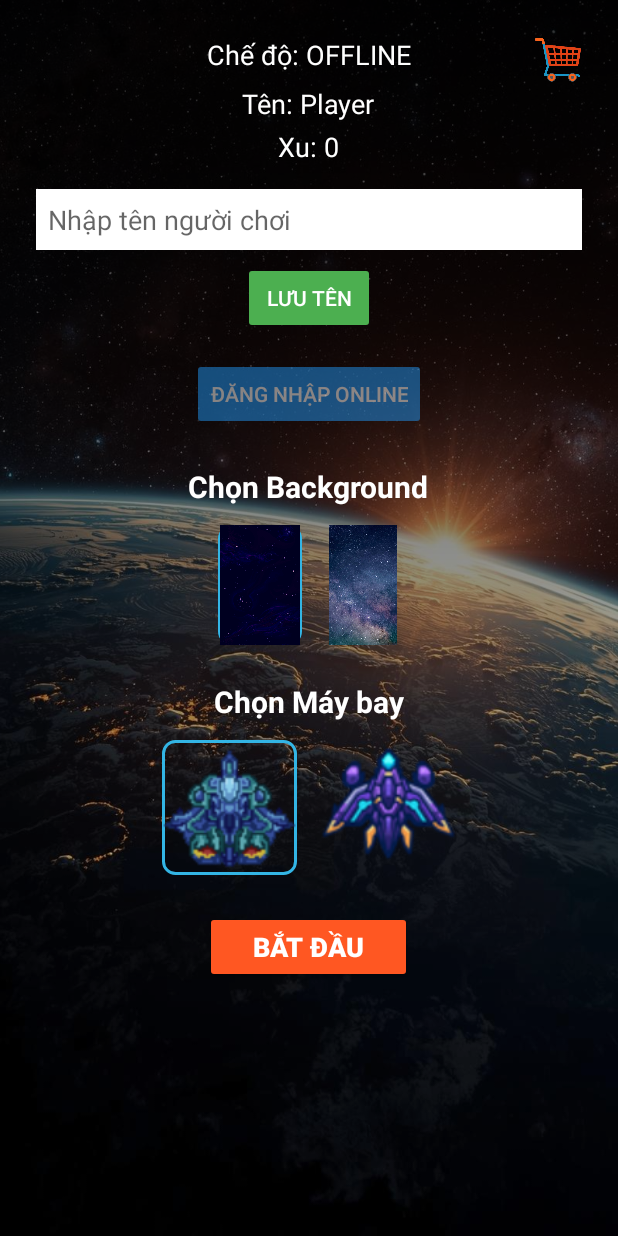
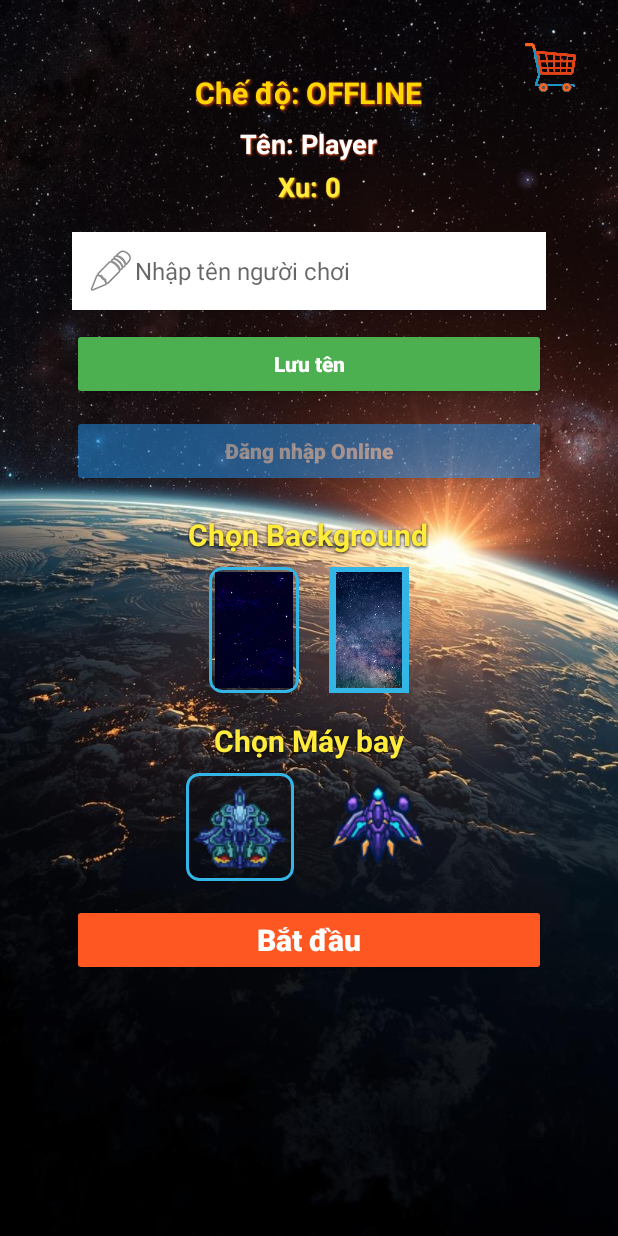
Before and after one commit to nguyenvu0101/ChickenShooter, an Android app built with Jetpack Compose: the StartMenuActivity screen opened directly, with no data from a screen before it, on a phone screen of 412 x 824 dp. Run offline under Robolectric (Android 15) with nearby library versions, the phone set to English and light mode, and no system bars; our stand-ins replace Firebase (no records; nobody signed in at launch, a user with empty details on screens opened directly).

Commit message:
fix bullet boss

```diff
--- a/app/build.gradle.kts
+++ b/app/build.gradle.kts
@@ -64,4 +64,5 @@ dependencies {
     implementation(platform("com.google.firebase:firebase-bom:33.2.0"))
     implementation("com.google.firebase:firebase-auth-ktx")
     implementation("com.google.firebase:firebase-database-ktx")
+    implementation("com.google.android.material:material:1.11.0")
 }
--- a/app/src/main/java/com/example/chickenshooter/BossChicken.kt
+++ b/app/src/main/java/com/example/chickenshooter/BossChicken.kt
@@ -63,7 +63,9 @@ class BossChicken(
                     y + bitmap.height,
                     eggBitmap,
                     speed = 15f,
-                    angleDegree = angle
+                    angleDegree = angle,
+                    screenHeight = this.screenHeight,
+                    screenWidth = this.screenWidth
                 )
             )
         }
--- a/app/src/main/java/com/example/chickenshooter/Egg.kt
+++ b/app/src/main/java/com/example/chickenshooter/Egg.kt
@@ -11,9 +11,10 @@ class Egg(
     y: Int,
     bitmap: Bitmap,
     private val speed: Float = 15f,
-    private val angleDegree: Float = 90f // 90 độ là rơi thẳng xuống
+    private val angleDegree: Float = 90f, // 90 độ là rơi thẳng xuống
+    private val screenHeight: Int,
+    private val screenWidth: Int
 ) : GameObject(x, y, bitmap) {
-    var isOutOfScreen = false
 
     // Chuyển đổi sang radian để dùng sin/cos
     private val angleRad = angleDegree * (PI / 180f)
@@ -23,9 +24,8 @@ class Egg(
     override fun update() {
         x += dx.toInt()
         y += dy.toInt()
-        // Nếu ra ngoài màn hình
-        if (y > 1920 || x < -bitmap.width || x > 1080 + bitmap.width) {
-            isOutOfScreen = true
-        }
     }
+
+    val isOutOfScreen: Boolean
+        get() = y > screenHeight || x < -bitmap.width || x > screenWidth + bitmap.width
 }
--- a/app/src/main/java/com/example/chickenshooter/Level1.kt
+++ b/app/src/main/java/com/example/chickenshooter/Level1.kt
@@ -285,25 +285,26 @@ class Level1(
         swarms.forEach { it.chickens.forEach { ch -> ch.projectiles.removeAll(hitProjectiles) } }
 
         // Bullet - Chicken Projectiles collision (optional: bullets có thể phá được projectiles)
-        val destroyedProjectiles = mutableListOf<ChickenProjectile>()
-        val usedBulletsForProjectiles = mutableListOf<Bullet>()
-
-        chickens.forEach { chicken ->
-            chicken.projectiles.forEach { projectile ->
-                bullets.forEach { bullet ->
-                    if (CollisionUtils.isColliding(projectile.getRect(), bullet.getRect())) {
-                        destroyedProjectiles.add(projectile)
-                        usedBulletsForProjectiles.add(bullet)
-                    }
-                }
-            }
-        }
-
-        // Remove destroyed projectiles and used bullets
-        chickens.forEach { chicken ->
-            chicken.projectiles.removeAll(destroyedProjectiles)
-        }
-        bullets.removeAll(usedBulletsForProjectiles)
+        // Đạn của player và của gà va chạm vào nhau
+//        val destroyedProjectiles = mutableListOf<ChickenProjectile>()
+//        val usedBulletsForProjectiles = mutableListOf<Bullet>()
+//
+//        chickens.forEach { chicken ->
+//            chicken.projectiles.forEach { projectile ->
+//                bullets.forEach { bullet ->
+//                    if (CollisionUtils.isColliding(projectile.getRect(), bullet.getRect())) {
+//                        destroyedProjectiles.add(projectile)
+//                        usedBulletsForProjectiles.add(bullet)
+//                    }
+//                }
+//            }
+//        }
+//
+//        // Remove destroyed projectiles and used bullets
+//        chickens.forEach { chicken ->
+//            chicken.projectiles.removeAll(destroyedProjectiles)
+//        }
+//        bullets.removeAll(usedBulletsForProjectiles)
 
         // Player - Item collection
         val collectedItems = items.filter { CollisionUtils.isColliding(it.getRect(), player.getRect()) }
--- a/app/src/main/res/layout/activity_start_menu.xml
+++ b/app/src/main/res/layout/activity_start_menu.xml
@@ -11,11 +11,6 @@
         android:scaleType="centerCrop"
         android:src="@drawable/menu_bg_v3" />
 
-    <!-- Overlay gradient -->
-    <View
-        android:layout_width="match_parent"
-        android:layout_height="match_parent"
-        android:background="@drawable/overlay_gradient" />
 
     <!-- Nội dung chính -->
     <ScrollView
@@ -28,7 +23,10 @@
             android:layout_height="wrap_content"
             android:gravity="center_horizontal"
             android:orientation="vertical"
-            android:padding="24dp">
+            android:padding="28dp"
+            android:layout_margin="20dp"
+            android:elevation="8dp"
+            android:clipToPadding="false">
 
             <!-- Thông tin chế độ / tên / xu -->
             <TextView
@@ -37,8 +35,13 @@
                 android:layout_height="wrap_content"
                 android:layout_marginBottom="8dp"
                 android:text="Chế độ: OFFLINE"
-                android:textColor="@android:color/white"
-                android:textSize="18sp" />
+                android:textColor="#FFD700"
+                android:textSize="20sp"
+                android:textStyle="bold"
+                android:shadowColor="#FF5722"
+                android:shadowDx="1"
+                android:shadowDy="1"
+                android:shadowRadius="2"/>
 
             <TextView
                 android:id="@+id/tvPlayerName"
@@ -47,95 +50,132 @@
                 android:layout_marginBottom="4dp"
                 android:text="Tên: Player"
                 android:textColor="@android:color/white"
-                android:textSize="18sp" />
+                android:textSize="18sp"
+                android:textStyle="bold"
+                android:shadowColor="#FF5722"
+                android:shadowDx="0.5"
+                android:shadowDy="0.5"
+                android:shadowRadius="1"/>
 
             <TextView
                 android:id="@+id/tvCoins"
                 android:layout_width="wrap_content"
                 android:layout_height="wrap_content"
-                android:layout_marginBottom="16dp"
+                android:layout_marginBottom="18dp"
                 android:text="Xu: 0"
-                android:textColor="@android:color/white"
-                android:textSize="18sp" />
+                android:textColor="#FFEB3B"
+                android:textSize="18sp"
+                android:textStyle="bold"
+                android:shadowColor="#FF9800"
+                android:shadowDx="1"
+                android:shadowDy="1"
+                android:shadowRadius="1"/>
 
             <!-- Nhập tên -->
             <EditText
                 android:id="@+id/etName"
                 android:layout_width="match_parent"
                 android:layout_height="wrap_content"
-                android:layout_marginBottom="8dp"
+                android:layout_marginBottom="12dp"
                 android:background="@android:color/white"
                 android:hint="Nhập tên người chơi"
-                android:padding="8dp" />
+                android:textColor="#222"
+                android:textSize="16sp"
+                android:padding="10dp"
+                android:elevation="2dp"
+                android:drawableLeft="@android:drawable/ic_menu_edit"/>
 
             <Button
                 android:id="@+id/btnSaveName"
-                android:layout_width="wrap_content"
+                android:layout_width="match_parent"
                 android:layout_height="wrap_content"
-                android:layout_marginBottom="16dp"
+                android:layout_marginBottom="10dp"
                 android:backgroundTint="#4CAF50"
                 android:text="Lưu tên"
-                android:textColor="@android:color/white" />
+                android:textColor="@android:color/white"
+                android:textStyle="bold"
+                android:textAllCaps="false"
+                android:elevation="2dp"/>
 
             <!-- Nút Login -->
             <Button
                 android:id="@+id/loginBtn"
-                android:layout_width="wrap_content"
+                android:layout_width="match_parent"
                 android:layout_height="wrap_content"
-                android:layout_marginBottom="24dp"
+                android:layout_marginBottom="18dp"
                 android:backgroundTint="#2196F3"
                 android:text="Đăng nhập Online"
-                android:textColor="@android:color/white" />
+                android:textColor="@android:color/white"
+                android:textStyle="bold"
+                android:textAllCaps="false"
+                android:elevation="2dp"/>
 
             <!-- Chọn Background -->
             <TextView
                 android:layout_width="wrap_content"
                 android:layout_height="wrap_content"
-                android:layout_marginBottom="12dp"
+                android:layout_marginBottom="8dp"
                 android:text="Chọn Background"
-                android:textColor="@android:color/white"
+                android:textColor="#FFEB3B"
                 android:textSize="20sp"
-                android:textStyle="bold" />
+                android:textStyle="bold"
+                android:shadowColor="#000"
+                android:shadowDx="0"
+                android:shadowDy="1"
+                android:shadowRadius="2"/>
 
             <LinearLayout
                 android:layout_width="wrap_content"
                 android:layout_height="wrap_content"
-                android:layout_marginBottom="24dp"
                 android:gravity="center"
-                android:orientation="horizontal">
+                android:orientation="horizontal"
+                android:layout_marginBottom="18dp">
 
                 <ImageView
                     android:id="@+id/bg1Img"
-                    android:layout_width="56dp"
-                    android:layout_height="80dp"
-                    android:layout_marginEnd="16dp"
-                    android:src="@drawable/background" />
+                    android:layout_width="60dp"
+                    android:layout_height="84dp"
+                    android:layout_marginEnd="20dp"
+                    android:src="@drawable/background"
+                    android:scaleType="fitCenter"
+                    android:background="@android:color/holo_blue_light"
+                    android:padding="3dp"/>
+                <!-- Viền xanh sẽ hiện rõ -->
 
                 <ImageView
                     android:id="@+id/bg2Img"
-                    android:layout_width="49dp"
-                    android:layout_height="80dp"
-                    android:src="@drawable/background2" />
+                    android:layout_width="53dp"
+                    android:layout_height="84dp"
+                    android:src="@drawable/background2"
+                    android:scaleType="fitCenter"
+                    android:background="@android:color/holo_blue_light"
+                    android:padding="3dp"/>
+                <!-- Viền xanh sẽ hiện rõ -->
             </LinearLayout>
 
             <!-- Chọn Máy bay -->
             <TextView
                 android:layout_width="wrap_content"
                 android:layout_height="wrap_content"
-                android:layout_marginBottom="12dp"
+                android:layout_marginBottom="8dp"
                 android:text="Chọn Máy bay"
-                android:textColor="@android:color/white"
+                android:textColor="#FFEB3B"
                 android:textSize="20sp"
-                android:textStyle="bold" />
+                android:textStyle="bold"
+                android:shadowColor="#000"
+                android:shadowDx="0"
+                android:shadowDy="1"
+                android:shadowRadius="2"/>
 
             <!-- Máy bay đang chọn, mặc định ẨN -->
             <ImageView
                 android:id="@+id/planePreviewImg"
-                android:layout_width="90dp"
-                android:layout_height="90dp"
+                android:layout_width="96dp"
+                android:layout_height="96dp"
                 android:layout_gravity="center"
-                android:layout_marginBottom="16dp"
+                android:layout_marginBottom="10dp"
                 android:src="@drawable/player"
+                android:scaleType="centerInside"
                 android:visibility="gone" />
 
             <!-- 2 máy bay nhỏ để chọn -->
@@ -143,37 +183,43 @@
                 android:id="@+id/planeSelectLayout"
                 android:layout_width="wrap_content"
                 android:layout_height="wrap_content"
-                android:layout_marginBottom="24dp"
+                android:layout_marginBottom="15dp"
                 android:gravity="center"
                 android:orientation="horizontal">
 
                 <ImageView
                     android:id="@+id/plane1Img"
-                    android:layout_width="90dp"
-                    android:layout_height="90dp"
-                    android:layout_marginEnd="16dp"
-                    android:src="@drawable/player" />
+                    android:layout_width="72dp"
+                    android:layout_height="72dp"
+                    android:layout_marginEnd="20dp"
+                    android:src="@drawable/player"
+                    android:scaleType="centerInside"
+                    android:background="?android:attr/selectableItemBackground"
+                    android:padding="4dp"/>
 
                 <ImageView
                     android:id="@+id/plane2Img"
-                    android:layout_width="90dp"
-                    android:layout_height="90dp"
-                    android:src="@drawable/player2_v2" />
+                    android:layout_width="72dp"
+                    android:layout_height="72dp"
+                    android:src="@drawable/player2_v2"
+                    android:scaleType="centerInside"
+                    android:background="?android:attr/selectableItemBackground"
+                    android:padding="4dp"/>
             </LinearLayout>
 
             <!-- Nút bắt đầu -->
             <Button
                 android:id="@+id/startBtn"
-                android:layout_width="wrap_content"
+                android:layout_width="match_parent"
                 android:layout_height="wrap_content"
-                android:layout_marginBottom="32dp"
+                android:layout_marginBottom="22dp"
                 android:backgroundTint="#FF5722"
-                android:paddingLeft="32dp"
-                android:paddingRight="32dp"
                 android:text="Bắt đầu"
                 android:textColor="@android:color/white"
-                android:textSize="18sp"
-                android:textStyle="bold" />
+                android:textSize="20sp"
+                android:textStyle="bold"
+                android:textAllCaps="false"
+                android:elevation="4dp"/>
 
         </LinearLayout>
     </ScrollView>
@@ -181,12 +227,13 @@
     <!-- NÚT GIỎ HÀNG ĐƯA XUỐNG DƯỚI CÙNG ĐỂ ĐƯỢC ƯU TIÊN CLICK -->
     <ImageButton
         android:id="@+id/btnCart"
-        android:layout_width="48dp"
-        android:layout_height="48dp"
+        android:layout_width="54dp"
+        android:layout_height="54dp"
         android:src="@drawable/cart"
         android:scaleType="centerInside"
-        android:background="@android:color/transparent"
+        android:background="?android:attr/selectableItemBackgroundBorderless"
         android:layout_gravity="end|top"
-        android:layout_margin="16dp" />
+        android:layout_margin="18dp"
+        android:elevation="10dp" />
 
 </FrameLayout>
```
Also changed, not shown: 1 other file.
